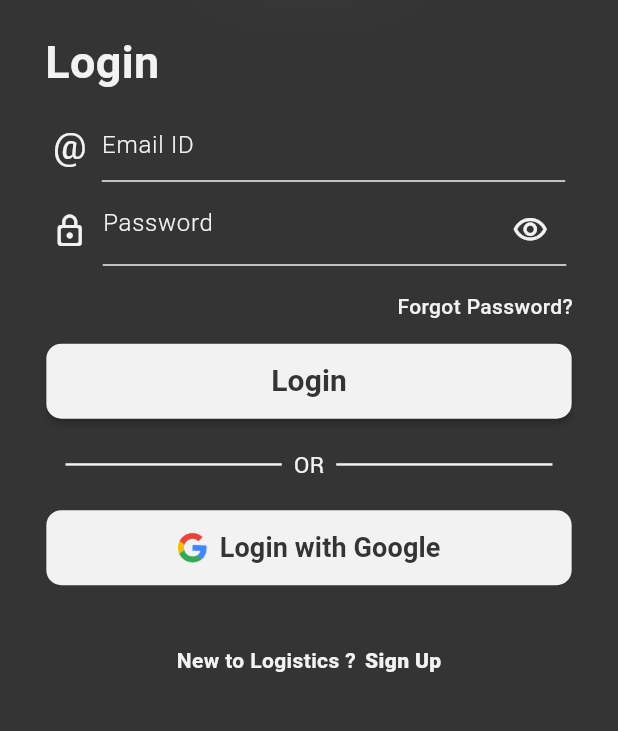
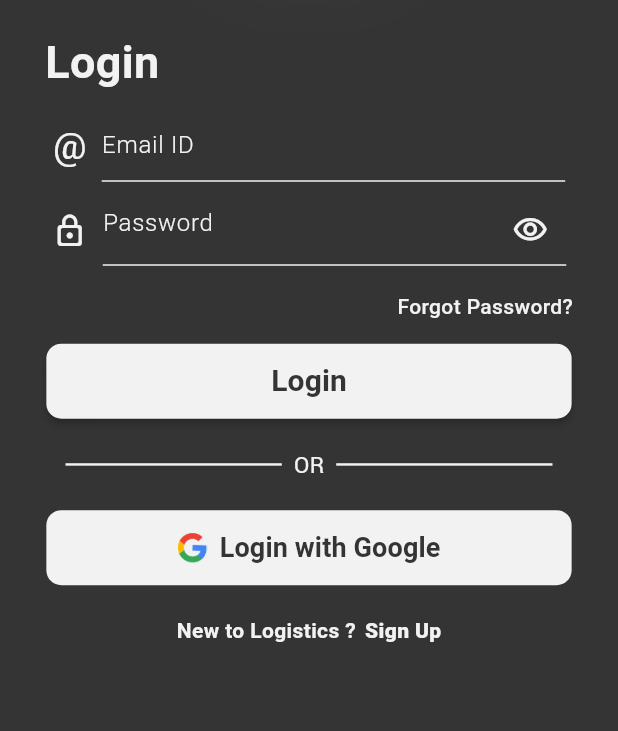
Before and after one commit to vermahrithik/moviesapp, a Flutter app: the screen it shows after launch, after a tap on "Login", on a phone screen of 412 x 824 dp, the part 373-1104 px from its top. Run offline on Flutter 3.47's test engine with Material 3 defaults, Android fonts, the phone set to English and light mode, and no system bars; our stand-ins replace dio, firebase_auth, firebase_core, get, go_router, shared_preferences and 1 more; accounts and stored records are empty; network calls fail.

Commit message:
commit 03

```diff
--- a/lib/controller/moviecontroller.dart
+++ b/lib/controller/moviecontroller.dart
@@ -14,10 +14,6 @@ class MovieController extends GetxController {
   final moviesStatus = Status.success.obs;
   final movies = <MovieModel>[].obs;
 
-  @override
-  void onInit() {
-    super.onInit();
-  }
 
   Future<void> apiCall() async {
 
@@ -40,14 +36,9 @@ class MovieController extends GetxController {
             debugPrint("In page WITH CONDITION : ${allMoviesPage.value}");
             movies.addAll(response.data['results'].map<MovieModel>((movie)=> MovieModel.fromJson(movie)).toList());
           }
-
           allMoviesPage.value++;
           update();
         }
-
-
-
-
       } catch (e) {
         debugPrint("Error in calling api :: $e");
         moviesStatus.value== Status.failed;
--- a/lib/loginpage.dart
+++ b/lib/loginpage.dart
@@ -336,7 +336,7 @@ class _LoginPageState extends State<LoginPage> {
                       ),
                     ),
                     const SizedBox(
-                      height: 40,
+                      height: 20,
                     ),
                     GestureDetector(
                         onTap: () {
@@ -364,8 +364,31 @@ class _LoginPageState extends State<LoginPage> {
                           ],
                         )),
                     const SizedBox(
-                      height: 28,
+                      height: 20,
                     ),
+                    // InkWell(
+                    //   onTap: (){
+                    //     context.goNamed(MyAppRouteConstants.phoneRouteName);
+                    //   },
+                    //   child: Container(
+                    //     height: 40,
+                    //     width: 140,
+                    //     decoration: BoxDecoration(
+                    //       borderRadius: BorderRadius.circular(50),
+                    //       border: Border.all(
+                    //         color: Colors.white
+                    //       ),
+                    //     ),
+                    //     child: const Center(
+                    //       child: Text(
+                    //         'login with phone',
+                    //         style: TextStyle(
+                    //           color: Colors.white
+                    //         ),
+                    //       ),
+                    //     ),
+                    //   ),
+                    // )
                   ],
                 ),
               ],
--- a/lib/routing/app_route_constants.dart
+++ b/lib/routing/app_route_constants.dart
@@ -7,5 +7,7 @@ class MyAppRouteConstants{
   static const String mainRouteName = 'main';
   static const String dataRouteName = 'data';
   static const String detailsRouteName = 'details';
+  static const String phoneRouteName = 'loginwithphone';
+  static const String verifyRouteName = 'verifyphone';
 
 }
--- a/lib/routing/app_router.dart
+++ b/lib/routing/app_router.dart
@@ -4,11 +4,13 @@ import 'package:moviesapp/datapage.dart';
 import 'package:moviesapp/detailspage.dart';
 import 'package:moviesapp/errorpage.dart';
 import 'package:moviesapp/homepage.dart';
+import 'package:moviesapp/login_with_phone.dart';
 import 'package:moviesapp/loginpage.dart';
 import 'package:moviesapp/mainpage.dart';
 import 'package:moviesapp/routing/app_route_constants.dart';
 import 'package:moviesapp/signuppage.dart';
 import 'package:moviesapp/splash_screen.dart';
+import 'package:moviesapp/verify_code.dart';
 import 'package:shared_preferences/shared_preferences.dart';
 
 class MyAppRouter{
@@ -21,7 +23,11 @@ class MyAppRouter{
           if(state.uri.toString().contains('/login')){
             return '/datapage';
           }
-        }else{
+        }
+        // else if(state.uri.toString().contains('/loginwithphone')){
+        //   return '/loginwithphone';
+        // }
+        else{
           return '/login';
         }
         return null;
@@ -93,6 +99,23 @@ class MyAppRouter{
             return MaterialPage(child: DetailsPage(id: idString));
           },
         ),
+        // GoRoute(
+        //   path: '/loginwithphone',
+        //   name: MyAppRouteConstants.phoneRouteName,
+        //   pageBuilder: (context,state){
+        //     debugPrint('config page : LoginWithPhone');
+        //     return MaterialPage(child: LoginWithPhone());
+        //   },
+        // ),
+        // GoRoute(
+        //   path: '/verifyphone',
+        //   name: MyAppRouteConstants.verifyRouteName,
+        //   pageBuilder: (context,state){
+        //     debugPrint('config page : VerifyPhone');
+        //     final Object verificationId = state.pathParameters['verificationId']??0;
+        //     return MaterialPage(child: VerifyCodeScreen(verificationId: verificationId,));
+        //   },
+        // ),
       ],
   );
 
```
Also changed, not shown: lib/login_with_phone.dart (added, +78 -0 lines), lib/verify_code.dart (added, +66 -0 lines).
